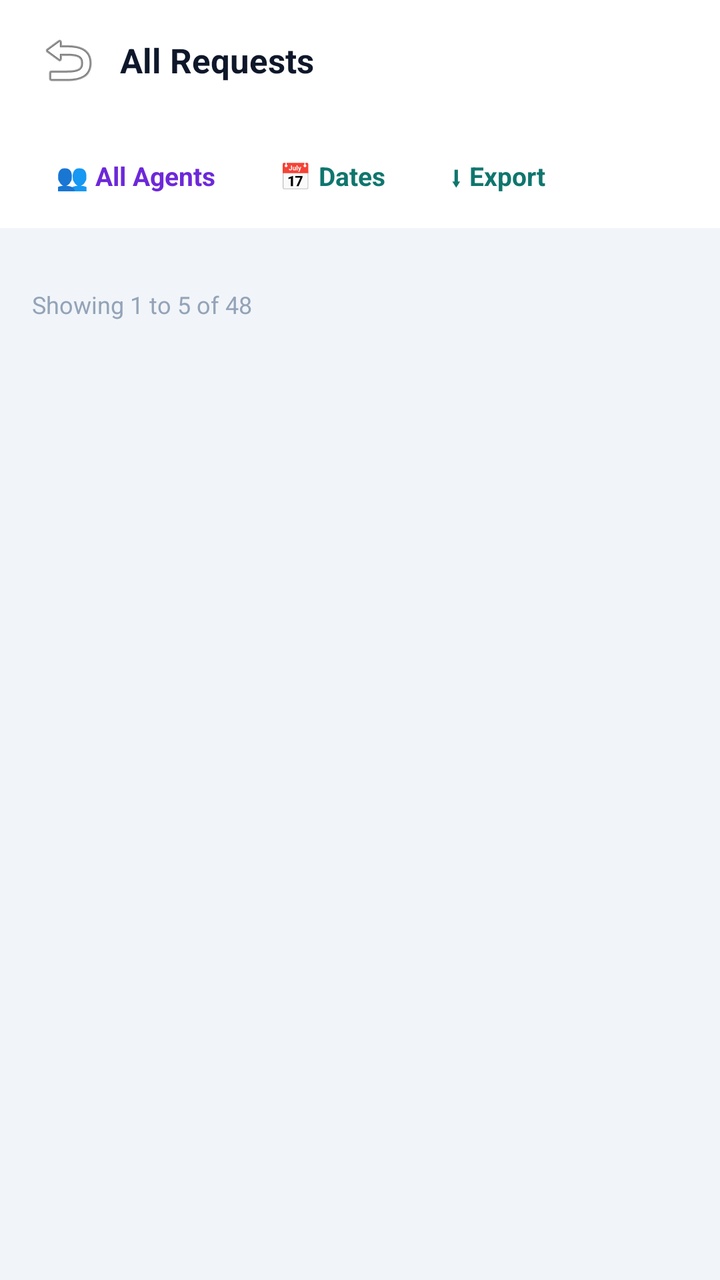
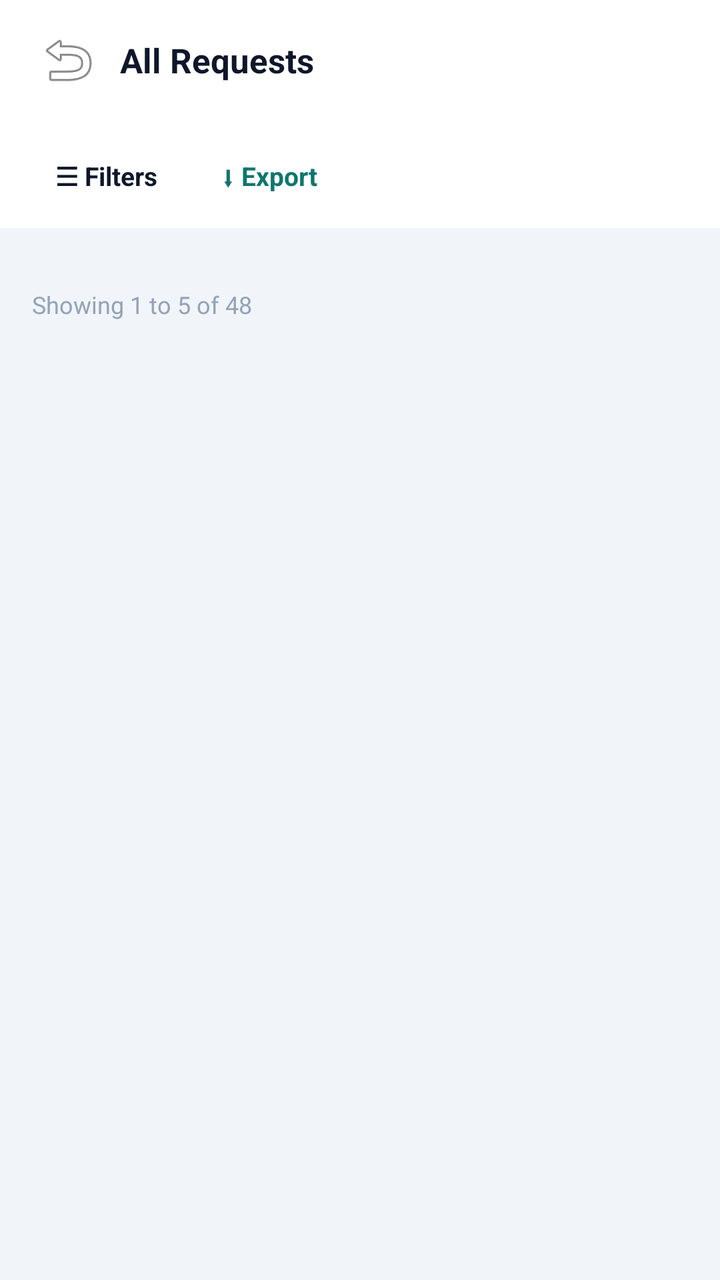

Before-and-after screenshots of an Android layout around one commit, followed by the original layout XML and the change that was made.
<!-- AndroidManifest.xml: application theme Theme.DataBridge -->
<!-- res/layout/fragment_petty_cash_all_requests.xml -->
<?xml version="1.0" encoding="utf-8"?>
<FrameLayout
    xmlns:android="http://schemas.android.com/apk/res/android"
    xmlns:app="http://schemas.android.com/apk/res-auto"
    android:layout_width="match_parent"
    android:layout_height="match_parent"
    android:background="#F1F5F9">

    <LinearLayout
        android:layout_width="match_parent"
        android:layout_height="match_parent"
        android:orientation="vertical">

        
        <LinearLayout
            android:layout_width="match_parent"
            android:layout_height="wrap_content"
            android:orientation="horizontal"
            android:gravity="center_vertical"
            android:paddingHorizontal="16dp"
            android:paddingVertical="12dp"
            android:background="#FFFFFF">

            <ImageButton
                android:id="@+id/btnPcAllReqBack"
                android:layout_width="36dp"
                android:layout_height="36dp"
                android:src="@android:drawable/ic_menu_revert"
                android:background="?attr/selectableItemBackgroundBorderless"
                android:contentDescription="Back" />

                <TextView
                    android:layout_width="0dp"
                    android:layout_weight="1"
                    android:layout_height="wrap_content"
                    android:text="All Requests"
                    android:textSize="17sp"
                    android:textStyle="bold"
                    android:textColor="#0F172A"
                    android:layout_marginStart="8dp" />
            </LinearLayout>

        
        <HorizontalScrollView
            android:layout_width="match_parent"
            android:layout_height="wrap_content"
            android:background="#FFFFFF"
            android:scrollbars="none">

            <LinearLayout
                android:id="@+id/layoutPcAllReqTabs"
                android:layout_width="wrap_content"
                android:layout_height="wrap_content"
                android:orientation="horizontal"
                android:paddingHorizontal="12dp"
                android:paddingBottom="10dp" />
        </HorizontalScrollView>

        
        <HorizontalScrollView
            android:layout_width="match_parent"
            android:layout_height="wrap_content"
            android:background="#FFFFFF"
            android:scrollbars="none">

        <LinearLayout
            android:layout_width="wrap_content"
            android:layout_height="wrap_content"
            android:orientation="horizontal"
            android:gravity="center_vertical"
            android:paddingHorizontal="16dp"
            android:paddingBottom="8dp">

            <TextView
                android:id="@+id/tvPcAllReqAgent"
                android:layout_width="wrap_content"
                android:layout_height="36dp"
                android:gravity="center_vertical"
                android:text="👥 All Agents"
                android:textSize="13sp"
                android:textStyle="bold"
                android:textColor="#6D28D9"
                android:background="@drawable/bg_pc_tab_inactive"
                android:paddingHorizontal="12dp" />

            <TextView
                android:id="@+id/tvPcAllReqDate"
                android:layout_width="wrap_content"
                android:layout_height="36dp"
                android:gravity="center_vertical"
                android:text="📅 Dates"
                android:textSize="13sp"
                android:textStyle="bold"
                android:textColor="#0F766E"
                android:background="@drawable/bg_pc_tab_inactive"
                android:paddingHorizontal="12dp"
                android:layout_marginStart="8dp" />

            <TextView
                android:id="@+id/tvPcAllReqExport"
                android:layout_width="wrap_content"
                android:layout_height="36dp"
                android:gravity="center_vertical"
                android:text="⬇ Export"
                android:textSize="13sp"
                android:textStyle="bold"
                android:textColor="#0F766E"
                android:background="@drawable/bg_pc_tab_inactive"
                android:paddingHorizontal="12dp"
                android:layout_marginStart="8dp" />

            <TextView
                android:id="@+id/tvPcAllReqSelectMode"
                android:layout_width="wrap_content"
                android:layout_height="36dp"
                android:gravity="center_vertical"
                android:text="☑ Select"
                android:textSize="13sp"
                android:textStyle="bold"
                android:textColor="#059669"
                android:paddingHorizontal="10dp"
                android:visibility="gone" />

            <TextView
                android:id="@+id/tvPcAllReqSelectAll"
                android:layout_width="wrap_content"
                android:layout_height="36dp"
                android:gravity="center_vertical"
                android:text="Select all"
                android:textSize="13sp"
                android:textStyle="bold"
                android:textColor="#059669"
                android:paddingHorizontal="10dp"
                android:visibility="gone" />

            <TextView
                android:id="@+id/tvPcAllReqSummary"
                android:layout_width="wrap_content"
                android:layout_height="wrap_content"
                android:gravity="center_vertical"
                android:minWidth="120dp"
                android:layout_marginStart="12dp"
                android:paddingVertical="8dp"
                android:textSize="12sp"
                android:textColor="#64748B" />
        </LinearLayout>
        </HorizontalScrollView>

        <ProgressBar
            android:id="@+id/pbPcAllReqLoading"
            android:layout_width="wrap_content"
            android:layout_height="wrap_content"
            android:layout_gravity="center"
            android:layout_marginTop="60dp"
            android:visibility="gone" />

        <LinearLayout
            android:id="@+id/layoutPcAllReqError"
            android:layout_width="match_parent"
            android:layout_height="wrap_content"
            android:orientation="vertical"
            android:gravity="center"
            android:padding="24dp"
            android:visibility="gone">

            <TextView
                android:id="@+id/tvPcAllReqError"
                android:layout_width="wrap_content"
                android:layout_height="wrap_content"
                android:textColor="#B91C1C"
                android:gravity="center" />

            <Button
                android:id="@+id/btnPcAllReqRetry"
                android:layout_width="wrap_content"
                android:layout_height="wrap_content"
                android:layout_marginTop="12dp"
                android:text="Retry"
                android:textAllCaps="false" />
        </LinearLayout>

        <ScrollView
            android:id="@+id/scrollPcAllReq"
            android:layout_width="match_parent"
            android:layout_height="0dp"
            android:layout_weight="1"
            android:fillViewport="true"
            android:clipToPadding="false"
            android:paddingBottom="16dp">

            <LinearLayout
                android:layout_width="match_parent"
                android:layout_height="wrap_content"
                android:orientation="vertical"
                android:padding="16dp">

                <androidx.cardview.widget.CardView
                    android:layout_width="match_parent"
                    android:layout_height="wrap_content"
                    app:cardCornerRadius="16dp"
                    app:cardElevation="1dp">

                    <LinearLayout
                        android:id="@+id/layoutPcAllReqList"
                        android:layout_width="match_parent"
                        android:layout_height="wrap_content"
                        android:orientation="vertical" />
                </androidx.cardview.widget.CardView>

                
                <LinearLayout
                    android:layout_width="match_parent"
                    android:layout_height="wrap_content"
                    android:orientation="horizontal"
                    android:gravity="center_vertical"
                    android:layout_marginTop="14dp">

                    <TextView
                        android:id="@+id/tvPcAllReqPageInfo"
                        android:layout_width="0dp"
                        android:layout_weight="1"
                        android:layout_height="wrap_content"
                        android:text="Showing 1 to 5 of 48"
                        android:textSize="12sp"
                        android:textColor="#94A3B8" />

                    <LinearLayout
                        android:id="@+id/layoutPcAllReqPageButtons"
                        android:layout_width="wrap_content"
                        android:layout_height="wrap_content"
                        android:orientation="horizontal" />
                </LinearLayout>

            </LinearLayout>
        </ScrollView>

        
        <LinearLayout
            android:id="@+id/layoutPcAllReqBulkBar"
            android:layout_width="match_parent"
            android:layout_height="wrap_content"
            android:orientation="horizontal"
            android:gravity="center_vertical"
            android:background="#FFFFFF"
            android:elevation="8dp"
            android:paddingHorizontal="16dp"
            android:paddingVertical="10dp"
            android:visibility="gone">

            <TextView
                android:id="@+id/tvPcAllReqBulkSummary"
                android:layout_width="0dp"
                android:layout_weight="1"
                android:layout_height="wrap_content"
                android:textSize="13sp"
                android:textStyle="bold"
                android:textColor="#0F172A" />

            <TextView
                android:id="@+id/btnPcAllReqBulkCancel"
                android:layout_width="wrap_content"
                android:layout_height="40dp"
                android:gravity="center"
                android:text="Cancel"
                android:textSize="13sp"
                android:textStyle="bold"
                android:textColor="#374151"
                android:backgroundTint="#F3F4F6"
                android:paddingHorizontal="14dp"
                android:layout_marginEnd="8dp" />

                <TextView
                    android:id="@+id/btnPcAllReqBulkUpdate"
                    android:layout_width="wrap_content"
                    android:layout_height="40dp"
                    android:gravity="center"
                    android:text="Update"
                    android:textSize="13sp"
                    android:textStyle="bold"
                    android:textColor="#FFFFFF"
                    android:background="@drawable/bg_action_button_green"
                    android:paddingHorizontal="18dp" />
        </LinearLayout>
    </LinearLayout>
</FrameLayout>
<!-- resources referenced by this layout -->
<resources>
  <!-- drawable bg_action_button_green (drawable) -->
  <?xml version="1.0" encoding="utf-8"?>
  <shape xmlns:android="http://schemas.android.com/apk/res/android" android:shape="rectangle">
      <corners android:radius="8dp" />
      <gradient
          android:startColor="#10b981"
          android:endColor="#059669"
          android:angle="135" />
  </shape>
  <!-- drawable bg_pc_tab_inactive (drawable) -->
  <?xml version="1.0" encoding="utf-8"?>
  <shape xmlns:android="http://schemas.android.com/apk/res/android"
      android:shape="rectangle">
      <solid android:color="#00000000" />
      <corners android:radius="10dp" />
  </shape>
  <style name="Theme.DataBridge" parent="Theme.MaterialComponents.DayNight.NoActionBar">
      <item name="colorPrimary">#00d4ff</item>
      <item name="colorPrimaryVariant">#16213e</item>
      <item name="colorOnPrimary">#ffffff</item>
      <item name="colorSecondary">#00d4ff</item>
      <item name="android:statusBarColor">#1a1a2e</item>
  </style>
</resources>

<!-- the commit's change to res/layout/fragment_petty_cash_all_requests.xml (unified diff, before → after) -->
@@ -1,7 +1,8 @@
 <?xml version="1.0" encoding="utf-8"?>
-<FrameLayout
+<androidx.drawerlayout.widget.DrawerLayout
     xmlns:android="http://schemas.android.com/apk/res/android"
     xmlns:app="http://schemas.android.com/apk/res-auto"
+    android:id="@+id/drawerPcAllReq"
     android:layout_width="match_parent"
     android:layout_height="match_parent"
     android:background="#F1F5F9">
@@ -72,6 +73,18 @@
             android:paddingBottom="8dp">
 
             <TextView
+                android:id="@+id/tvPcAllReqFilters"
+                android:layout_width="wrap_content"
+                android:layout_height="36dp"
+                android:gravity="center_vertical"
+                android:text="☰ Filters"
+                android:textSize="13sp"
+                android:textStyle="bold"
+                android:textColor="#0F172A"
+                android:background="@drawable/bg_pc_tab_inactive"
+                android:paddingHorizontal="12dp" />
+
+            <TextView
                 android:id="@+id/tvPcAllReqAgent"
                 android:layout_width="wrap_content"
                 android:layout_height="36dp"
@@ -81,7 +94,8 @@
                 android:textStyle="bold"
                 android:textColor="#6D28D9"
                 android:background="@drawable/bg_pc_tab_inactive"
-                android:paddingHorizontal="12dp" />
+                android:paddingHorizontal="12dp"
+                android:visibility="gone" />
 
             <TextView
                 android:id="@+id/tvPcAllReqDate"
@@ -94,7 +108,8 @@
                 android:textColor="#0F766E"
                 android:background="@drawable/bg_pc_tab_inactive"
                 android:paddingHorizontal="12dp"
-                android:layout_marginStart="8dp" />
+                android:layout_marginStart="8dp"
+                android:visibility="gone" />
 
             <TextView
                 android:id="@+id/tvPcAllReqExport"
@@ -282,4 +297,171 @@
                     android:paddingHorizontal="18dp" />
         </LinearLayout>
     </LinearLayout>
-</FrameLayout>
+
+    
+    <LinearLayout
+        android:id="@+id/layoutPcAllReqDrawer"
+        android:layout_width="300dp"
+        android:layout_height="match_parent"
+        android:layout_gravity="start"
+        android:orientation="vertical"
+        android:background="#FFFFFF">
+
+        <LinearLayout
+            android:layout_width="match_parent"
+            android:layout_height="wrap_content"
+            android:orientation="horizontal"
+            android:gravity="center_vertical"
+            android:padding="16dp">
+
+            <TextView
+                android:layout_width="0dp"
+                android:layout_weight="1"
+                android:layout_height="wrap_content"
+                android:text="Filters"
+                android:textSize="17sp"
+                android:textStyle="bold"
+                android:textColor="#0F172A" />
+
+            <TextView
+                android:id="@+id/tvPcDrawerReset"
+                android:layout_width="wrap_content"
+                android:layout_height="wrap_content"
+                android:text="Reset"
+                android:textSize="13sp"
+                android:textStyle="bold"
+                android:textColor="#B91C1C"
+                android:padding="8dp" />
+        </LinearLayout>
+
+        <ScrollView
+            android:layout_width="match_parent"
+            android:layout_height="0dp"
+            android:layout_weight="1">
+
+            <LinearLayout
+                android:layout_width="match_parent"
+                android:layout_height="wrap_content"
+                android:orientation="vertical"
+                android:paddingHorizontal="16dp"
+                android:paddingBottom="16dp">
+
+                <TextView
+                    android:layout_width="match_parent"
+                    android:layout_height="wrap_content"
+                    android:text="Date"
+                    android:textSize="13sp"
+                    android:textStyle="bold"
+                    android:textColor="#0F172A"
+                    android:paddingTop="8dp"
+                    android:paddingBottom="4dp" />
+
+                <TextView
+                    android:id="@+id/tvPcDrawerDateState"
+                    android:layout_width="match_parent"
+                    android:layout_height="wrap_content"
+                    android:text="Any date"
+                    android:textSize="13sp"
+                    android:textColor="#0F766E"
+                    android:paddingBottom="6dp" />
+
+                <LinearLayout
+                    android:layout_width="match_parent"
+                    android:layout_height="wrap_content"
+                    android:orientation="horizontal">
+
+                    <Button
+                        android:id="@+id/btnPcDrawerRange"
+                        android:layout_width="0dp"
+                        android:layout_weight="1"
+                        android:layout_height="wrap_content"
+                        android:text="Range"
+                        android:textAllCaps="false"
+                        android:textSize="12sp" />
+
+                    <Button
+                        android:id="@+id/btnPcDrawerBizMonth"
+                        android:layout_width="0dp"
+                        android:layout_weight="1"
+                        android:layout_height="wrap_content"
+                        android:text="Biz month"
+                        android:textAllCaps="false"
+                        android:textSize="12sp" />
+
+                    <Button
+                        android:id="@+id/btnPcDrawerMonth"
+                        android:layout_width="0dp"
+                        android:layout_weight="1"
+                        android:layout_height="wrap_content"
+                        android:text="Month"
+                        android:textAllCaps="false"
+                        android:textSize="12sp" />
+                </LinearLayout>
+
+                <Button
+                    android:id="@+id/btnPcDrawerClearDate"
+                    android:layout_width="match_parent"
+                    android:layout_height="wrap_content"
+                    android:text="Clear date"
+                    android:textAllCaps="false"
+                    android:textSize="12sp" />
+
+                <TextView
+                    android:layout_width="match_parent"
+                    android:layout_height="wrap_content"
+                    android:text="Status"
+                    android:textSize="13sp"
+                    android:textStyle="bold"
+                    android:textColor="#0F172A"
+                    android:paddingTop="12dp"
+                    android:paddingBottom="4dp" />
+
+                <LinearLayout
+                    android:id="@+id/layoutPcDrawerStatus"
+                    android:layout_width="match_parent"
+                    android:layout_height="wrap_content"
+                    android:orientation="vertical" />
+
+                <TextView
+                    android:layout_width="match_parent"
+                    android:layout_height="wrap_content"
+                    android:text="Category"
+                    android:textSize="13sp"
+                    android:textStyle="bold"
+                    android:textColor="#0F172A"
+                    android:paddingTop="12dp"
+                    android:paddingBottom="4dp" />
+
+                <LinearLayout
+                    android:id="@+id/layoutPcDrawerCategory"
+                    android:layout_width="match_parent"
+                    android:layout_height="wrap_content"
+                    android:orientation="vertical" />
+
+                <TextView
+                    android:layout_width="match_parent"
+                    android:layout_height="wrap_content"
+                    android:text="Agents"
+                    android:textSize="13sp"
+                    android:textStyle="bold"
+                    android:textColor="#0F172A"
+                    android:paddingTop="12dp"
+                    android:paddingBottom="4dp" />
+
+                <LinearLayout
+                    android:id="@+id/layoutPcDrawerAgents"
+                    android:layout_width="match_parent"
+                    android:layout_height="wrap_content"
+                    android:orientation="vertical" />
+            </LinearLayout>
+        </ScrollView>
+
+        <Button
+            android:id="@+id/btnPcDrawerApply"
+            android:layout_width="match_parent"
+            android:layout_height="wrap_content"
+            android:layout_margin="16dp"
+            android:text="Show results"
+            android:textAllCaps="false" />
+    </LinearLayout>
+</androidx.drawerlayout.widget.DrawerLayout>
